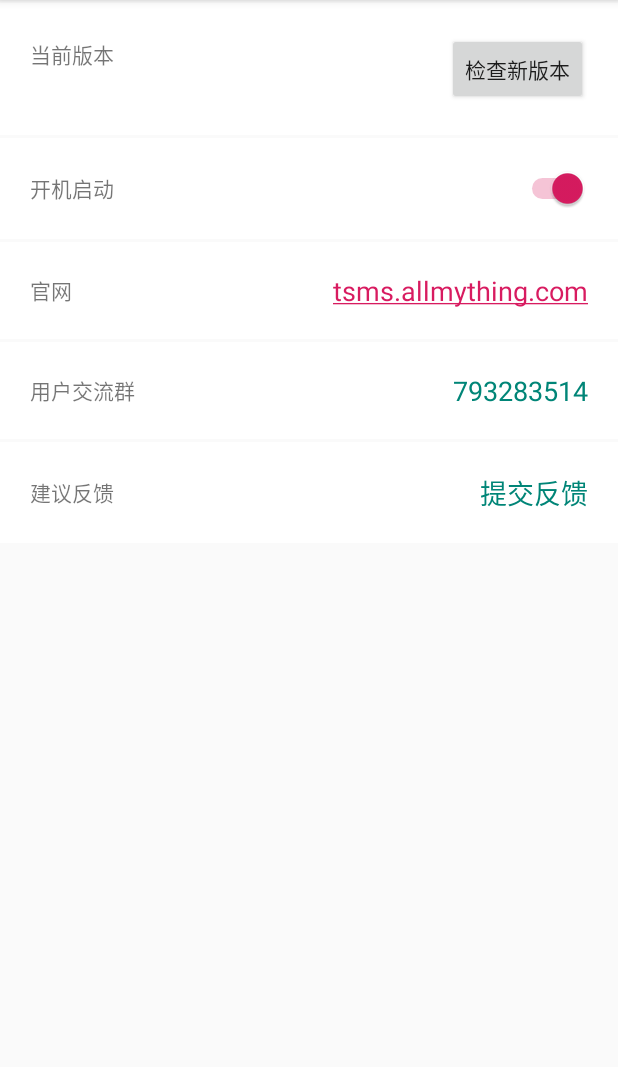
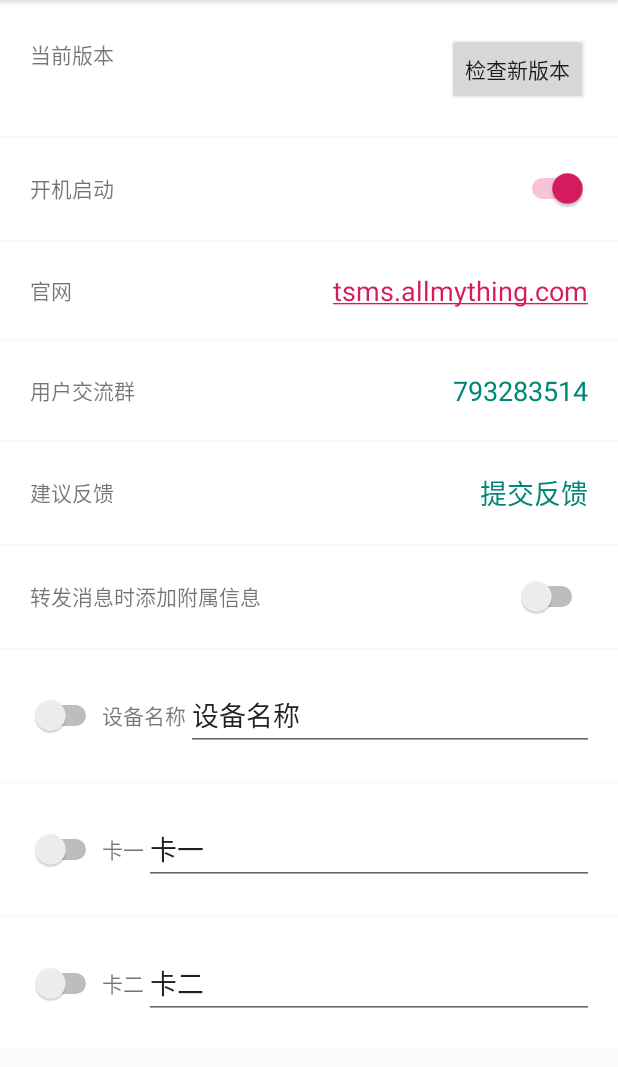
Before and after one commit to xiaoyuanhost/TranspondSms, an Android app: the SettingActivity screen opened directly, with no data from a screen before it, on a phone screen of 412 x 824 dp, the part 84-1151 px from its top. Run offline under Robolectric (Android 15) with nearby library versions, the phone set to English and light mode, and no system bars; libraries missing offline, so code that uses them is left out: com.alibaba.fastjson, com.vector.update_app; pictures from the network do not load.

Commit message:
设备标识

```diff
--- a/app/src/main/res/layout/activity_setting.xml
+++ b/app/src/main/res/layout/activity_setting.xml
@@ -1,4 +1,9 @@
 <?xml version="1.0" encoding="utf-8"?>
+<ScrollView xmlns:android="http://schemas.android.com/apk/res/android"
+    xmlns:tools="http://schemas.android.com/tools"
+    android:layout_width="match_parent"
+    android:layout_height="match_parent">
+
     <LinearLayout xmlns:android="http://schemas.android.com/apk/res/android"
         xmlns:tools="http://schemas.android.com/tools"
         android:layout_width="match_parent"
@@ -156,6 +161,136 @@
 
             </LinearLayout>
 
+            <LinearLayout
+                android:layout_width="match_parent"
+                android:layout_height="match_parent"
+                android:orientation="vertical">
+
+                <LinearLayout
+                    android:gravity="center_vertical"
+                    android:layout_width="match_parent"
+                    android:layout_height="wrap_content"
+                    android:layout_marginTop="2dp"
+                    android:background="@android:color/white"
+                    android:orientation="horizontal"
+                    android:padding="20dp">
+
+                    <TextView
+                        android:layout_weight="3"
+                        android:layout_width="0dp"
+                        android:layout_height="wrap_content"
+                        android:text="转发消息时添加附属信息" />
+                    <Switch
+                        android:id="@+id/switch_add_extra"
+                        android:layout_width="0dp"
+                        android:layout_height="wrap_content"
+                        android:layout_weight="3"
+                        android:gravity="end"
+                        android:textSize="18sp" />
+
                 </LinearLayout>
 
+                <LinearLayout
+                    android:gravity="center_vertical"
+                    android:layout_width="match_parent"
+                    android:layout_height="wrap_content"
+                    android:layout_marginTop="2dp"
+                    android:background="@android:color/white"
+                    android:orientation="horizontal"
+                    android:padding="20dp">
+                    <Switch
+                        android:id="@+id/switch_add_extra_device"
+                        android:layout_width="0dp"
+                        android:layout_height="wrap_content"
+                        android:layout_weight="3"
+                        android:gravity="start"
+                        android:textSize="18sp" />
+                    <TextView
+                        android:layout_weight="3"
+                        android:layout_width="0dp"
+                        android:layout_height="wrap_content"
+                        android:text="设备名称" />
+
+                    <EditText
+                        android:layout_width="match_parent"
+                        android:layout_height="wrap_content"
+                        android:text="设备名称">
+
+                    </EditText>
+
                 </LinearLayout>
+
+                <LinearLayout
+                    android:gravity="center_vertical"
+                    android:layout_width="match_parent"
+                    android:layout_height="wrap_content"
+                    android:layout_marginTop="2dp"
+                    android:background="@android:color/white"
+                    android:orientation="horizontal"
+                    android:padding="20dp">
+                    <Switch
+                        android:id="@+id/switch_add_extra_sim1"
+                        android:layout_width="0dp"
+                        android:layout_height="wrap_content"
+                        android:layout_weight="3"
+                        android:gravity="start"
+                        android:textSize="18sp" />
+                    <TextView
+                        android:layout_weight="3"
+                        android:layout_width="0dp"
+                        android:layout_height="wrap_content"
+                        android:text="卡一" />
+
+                    <EditText
+                        android:layout_width="match_parent"
+                        android:layout_height="wrap_content"
+                        android:text="卡一">
+
+                    </EditText>
+
+                </LinearLayout>
+
+                <LinearLayout
+                    android:gravity="center_vertical"
+                    android:layout_width="match_parent"
+                    android:layout_height="wrap_content"
+                    android:layout_marginTop="2dp"
+                    android:background="@android:color/white"
+                    android:orientation="horizontal"
+                    android:padding="20dp">
+                    <Switch
+                        android:id="@+id/switch_add_extra_sim2"
+                        android:layout_width="0dp"
+                        android:layout_height="wrap_content"
+                        android:layout_weight="3"
+                        android:gravity="start"
+                        android:textSize="18sp" />
+                    <TextView
+                        android:layout_weight="3"
+                        android:layout_width="0dp"
+                        android:layout_height="wrap_content"
+                        android:text="卡二" />
+
+                    <EditText
+                        android:layout_width="match_parent"
+                        android:layout_height="wrap_content"
+                        android:text="卡二">
+
+                    </EditText>
+
+                </LinearLayout>
+
+
+            </LinearLayout>
+
+
+
+
+        </LinearLayout>
+
+
+
+    </LinearLayout>
+
+
+</ScrollView>
```
Also changed, not shown: app/src/main/java/com/tim/tsms/transpondsms/utils/SimUtil.java (added, +197 -0 lines). Lines whose indentation alone changed are shown as unchanged.
